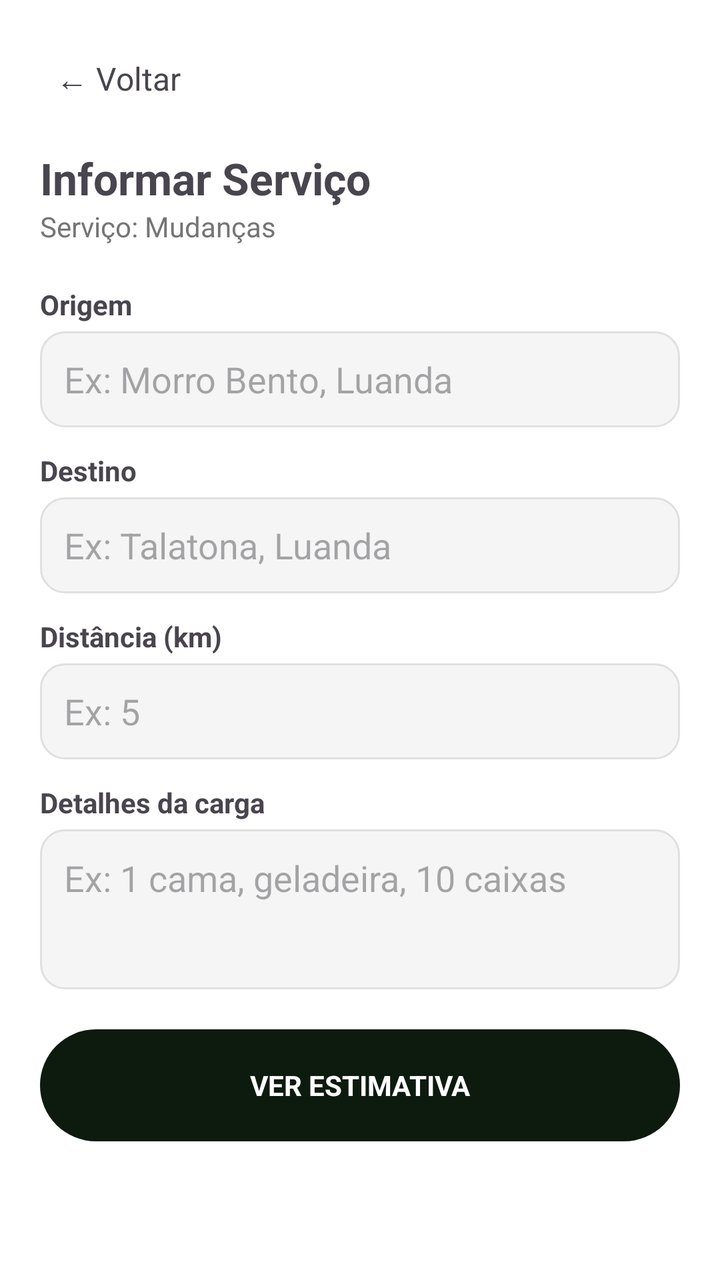
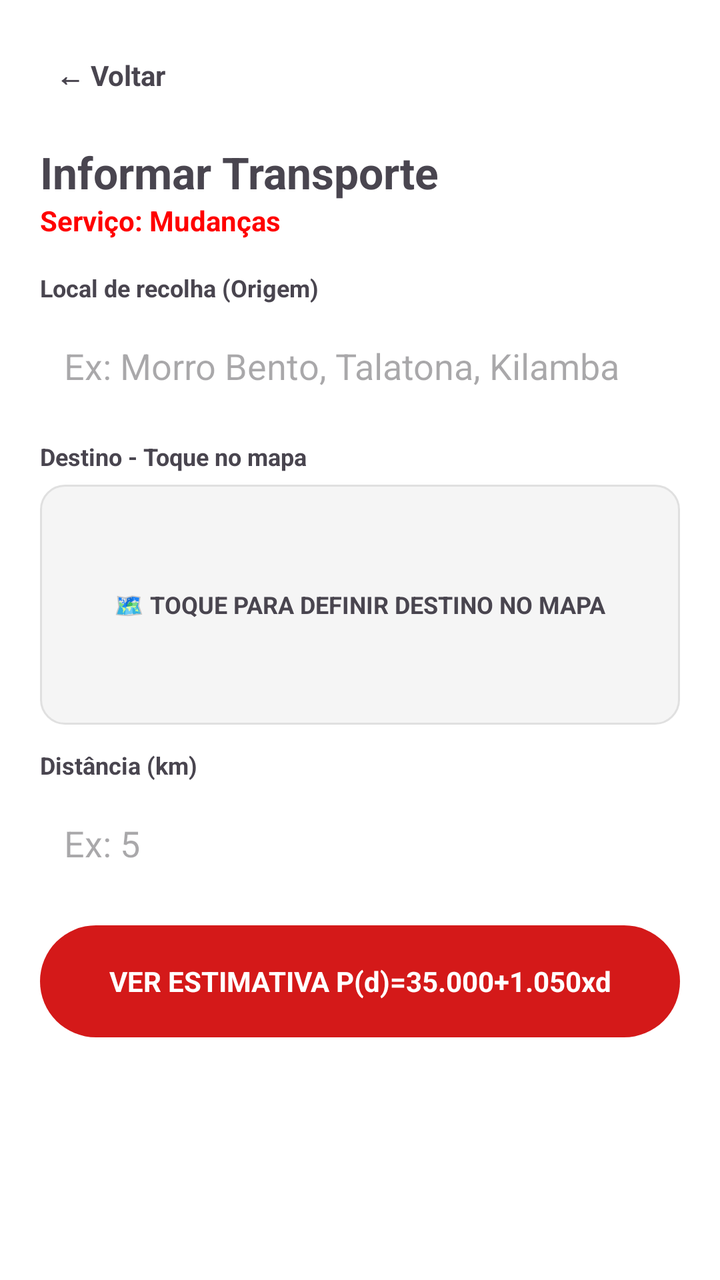

An Android layout rendered at two revisions. The XML below is the earlier revision; the diff shows what the commit changed to produce the second picture.
<!-- AndroidManifest.xml: application theme Theme.OtimoAngola -->
<!-- res/layout/activity_lista_viagens.xml -->
<?xml version="1.0" encoding="utf-8"?>
<LinearLayout xmlns:android="http://schemas.android.com/apk/res/android"
    android:layout_width="match_parent" android:layout_height="match_parent"
    android:orientation="vertical" android:background="#FFFFFF" android:padding="20dp">

    <TextView android:id="@+id/btnVoltarLista"
        android:layout_width="wrap_content" android:layout_height="wrap_content"
        android:text="← Voltar" android:textSize="16sp" android:padding="8dp"/>

    <TextView android:layout_width="wrap_content" android:layout_height="wrap_content"
        android:layout_marginTop="16dp" android:text="Informar Serviço" android:textSize="22sp" android:textStyle="bold"/>
    <TextView android:id="@+id/txtServicoEscolhido"
        android:layout_width="wrap_content" android:layout_height="wrap_content"
        android:text="Serviço: Mudanças" android:textColor="#757575"/>

    <TextView android:layout_width="wrap_content" android:layout_height="wrap_content"
        android:layout_marginTop="20dp" android:text="Origem" android:textStyle="bold"/>
    <EditText android:id="@+id/editOrigem" android:layout_width="match_parent" android:layout_height="48dp"
        android:hint="Ex: Morro Bento, Luanda" android:background="@drawable/bg_gray_rounded" android:padding="12dp" android:layout_marginTop="4dp"/>

    <TextView android:layout_width="wrap_content" android:layout_height="wrap_content"
        android:layout_marginTop="12dp" android:text="Destino" android:textStyle="bold"/>
    <EditText android:id="@+id/editDestino" android:layout_width="match_parent" android:layout_height="48dp"
        android:hint="Ex: Talatona, Luanda" android:background="@drawable/bg_gray_rounded" android:padding="12dp" android:layout_marginTop="4dp"/>

    <TextView android:layout_width="wrap_content" android:layout_height="wrap_content"
        android:layout_marginTop="12dp" android:text="Distância (km)" android:textStyle="bold"/>
    <EditText android:id="@+id/editDistancia" android:layout_width="match_parent" android:layout_height="48dp"
        android:hint="Ex: 5" android:inputType="number" android:background="@drawable/bg_gray_rounded" android:padding="12dp" android:layout_marginTop="4dp"/>

    <TextView android:layout_width="wrap_content" android:layout_height="wrap_content"
        android:layout_marginTop="12dp" android:text="Detalhes da carga" android:textStyle="bold"/>
    <EditText android:id="@+id/editDetalhes" android:layout_width="match_parent" android:layout_height="80dp"
        android:hint="Ex: 1 cama, geladeira, 10 caixas" android:background="@drawable/bg_gray_rounded" android:padding="12dp" android:gravity="top" android:layout_marginTop="4dp"/>

    <TextView android:id="@+id/btnCalcular"
        android:layout_width="match_parent" android:layout_height="56dp"
        android:layout_marginTop="20dp" android:text="VER ESTIMATIVA" android:gravity="center"
        android:background="@drawable/bg_red_rounded" android:textColor="#FFFFFF" android:textStyle="bold" android:backgroundTint="#0D1B0F"/>
</LinearLayout>
<!-- resources referenced by this layout -->
<resources>
  <!-- drawable bg_gray_rounded (drawable) -->
  <?xml version="1.0" encoding="utf-8"?>
  <shape xmlns:android="http://schemas.android.com/apk/res/android"
      android:shape="rectangle">
      <corners android:radius="12dp"/>
      <solid android:color="#F5F5F5"/>
      <stroke android:width="1dp" android:color="#E0E0E0"/>
  </shape>
  <!-- drawable bg_red_rounded (drawable) -->
  <?xml version="1.0" encoding="utf-8"?>
  <shape xmlns:android="http://schemas.android.com/apk/res/android"
      android:shape="rectangle">
      <corners android:radius="28dp"/>
      <solid android:color="#D41919"/>
  </shape>
  <style name="Theme.OtimoAngola" parent="Theme.Material3.DayNight.NoActionBar">
          <item name="colorPrimary">#D41919</item>
          <item name="android:statusBarColor">#D41919</item>
      </style>
</resources>

<!-- the commit's change to res/layout/activity_lista_viagens.xml (unified diff, before → after) -->
@@ -1,40 +1,13 @@
 <?xml version="1.0" encoding="utf-8"?>
-<LinearLayout xmlns:android="http://schemas.android.com/apk/res/android"
-    android:layout_width="match_parent" android:layout_height="match_parent"
-    android:orientation="vertical" android:background="#FFFFFF" android:padding="20dp">
-
-    <TextView android:id="@+id/btnVoltarLista"
-        android:layout_width="wrap_content" android:layout_height="wrap_content"
-        android:text="← Voltar" android:textSize="16sp" android:padding="8dp"/>
-
-    <TextView android:layout_width="wrap_content" android:layout_height="wrap_content"
-        android:layout_marginTop="16dp" android:text="Informar Serviço" android:textSize="22sp" android:textStyle="bold"/>
-    <TextView android:id="@+id/txtServicoEscolhido"
-        android:layout_width="wrap_content" android:layout_height="wrap_content"
-        android:text="Serviço: Mudanças" android:textColor="#757575"/>
-
-    <TextView android:layout_width="wrap_content" android:layout_height="wrap_content"
-        android:layout_marginTop="20dp" android:text="Origem" android:textStyle="bold"/>
-    <EditText android:id="@+id/editOrigem" android:layout_width="match_parent" android:layout_height="48dp"
-        android:hint="Ex: Morro Bento, Luanda" android:background="@drawable/bg_gray_rounded" android:padding="12dp" android:layout_marginTop="4dp"/>
-
-    <TextView android:layout_width="wrap_content" android:layout_height="wrap_content"
-        android:layout_marginTop="12dp" android:text="Destino" android:textStyle="bold"/>
-    <EditText android:id="@+id/editDestino" android:layout_width="match_parent" android:layout_height="48dp"
-        android:hint="Ex: Talatona, Luanda" android:background="@drawable/bg_gray_rounded" android:padding="12dp" android:layout_marginTop="4dp"/>
-
-    <TextView android:layout_width="wrap_content" android:layout_height="wrap_content"
-        android:layout_marginTop="12dp" android:text="Distância (km)" android:textStyle="bold"/>
-    <EditText android:id="@+id/editDistancia" android:layout_width="match_parent" android:layout_height="48dp"
-        android:hint="Ex: 5" android:inputType="number" android:background="@drawable/bg_gray_rounded" android:padding="12dp" android:layout_marginTop="4dp"/>
-
-    <TextView android:layout_width="wrap_content" android:layout_height="wrap_content"
-        android:layout_marginTop="12dp" android:text="Detalhes da carga" android:textStyle="bold"/>
-    <EditText android:id="@+id/editDetalhes" android:layout_width="match_parent" android:layout_height="80dp"
-        android:hint="Ex: 1 cama, geladeira, 10 caixas" android:background="@drawable/bg_gray_rounded" android:padding="12dp" android:gravity="top" android:layout_marginTop="4dp"/>
-
-    <TextView android:id="@+id/btnCalcular"
-        android:layout_width="match_parent" android:layout_height="56dp"
-        android:layout_marginTop="20dp" android:text="VER ESTIMATIVA" android:gravity="center"
-        android:background="@drawable/bg_red_rounded" android:textColor="#FFFFFF" android:textStyle="bold" android:backgroundTint="#0D1B0F"/>
+<LinearLayout xmlns:android="http://schemas.android.com/apk/res/android" android:layout_width="match_parent" android:layout_height="match_parent" android:orientation="vertical" android:background="#FFFFFF" android:padding="20dp">
+    <TextView android:id="@+id/btnVoltarLista" android:layout_width="wrap_content" android:layout_height="wrap_content" android:text="← Voltar" android:padding="8dp" android:textStyle="bold"/>
+    <TextView android:layout_width="wrap_content" android:layout_height="wrap_content" android:layout_marginTop="16dp" android:text="Informar Transporte" android:textSize="22sp" android:textStyle="bold"/>
+    <TextView android:id="@+id/txtServicoEscolhido" android:layout_width="wrap_content" android:layout_height="wrap_content" android:text="Serviço: Mudanças" android:textColor="#FF0000" android:textStyle="bold"/>
+    <TextView android:layout_width="wrap_content" android:layout_height="wrap_content" android:layout_marginTop="16dp" android:text="Local de recolha (Origem)" android:textSize="12sp" android:textStyle="bold"/>
+    <EditText android:id="@+id/editOrigem" android:layout_width="match_parent" android:layout_height="50dp" android:layout_marginTop="6dp" android:background="@drawable/bg_white_rounded" android:hint="Ex: Morro Bento, Talatona, Kilamba" android:padding="12dp"/>
+    <TextView android:layout_width="wrap_content" android:layout_height="wrap_content" android:layout_marginTop="12dp" android:text="Destino - Toque no mapa" android:textSize="12sp" android:textStyle="bold"/>
+    <LinearLayout android:id="@+id/btnMapa" android:layout_width="match_parent" android:layout_height="120dp" android:layout_marginTop="6dp" android:background="@drawable/bg_gray_rounded" android:gravity="center"><TextView android:id="@+id/txtDestinoMapa" android:layout_width="wrap_content" android:layout_height="wrap_content" android:text="🗺️ TOQUE PARA DEFINIR DESTINO NO MAPA" android:textStyle="bold" android:textSize="12sp"/></LinearLayout>
+    <TextView android:layout_width="wrap_content" android:layout_height="wrap_content" android:layout_marginTop="12dp" android:text="Distância (km)" android:textSize="12sp" android:textStyle="bold"/>
+    <EditText android:id="@+id/editDistancia" android:layout_width="match_parent" android:layout_height="50dp" android:layout_marginTop="6dp" android:background="@drawable/bg_white_rounded" android:hint="Ex: 5" android:inputType="number" android:padding="12dp"/>
+    <TextView android:id="@+id/btnCalcular" android:layout_width="match_parent" android:layout_height="56dp" android:layout_marginTop="16dp" android:background="@drawable/bg_red_rounded" android:text="VER ESTIMATIVA P(d)=35.000+1.050xd" android:gravity="center" android:textStyle="bold" android:textColor="#FFFFFF"/>
 </LinearLayout>
<!-- resource entries referenced after the edit -->
@@ -15,6 +15,13 @@
       <corners android:radius="28dp"/>
       <solid android:color="#D41919"/>
   </shape>
+  <!-- drawable bg_white_rounded (drawable) -->
+  <?xml version="1.0" encoding="utf-8"?>
+  <shape xmlns:android="http://schemas.android.com/apk/res/android"
+      android:shape="rectangle">
+      <corners android:radius="28dp"/>
+      <solid android:color="#FFFFFF"/>
+  </shape>
   <style name="Theme.OtimoAngola" parent="Theme.Material3.DayNight.NoActionBar">
           <item name="colorPrimary">#D41919</item>
           <item name="android:statusBarColor">#D41919</item>
